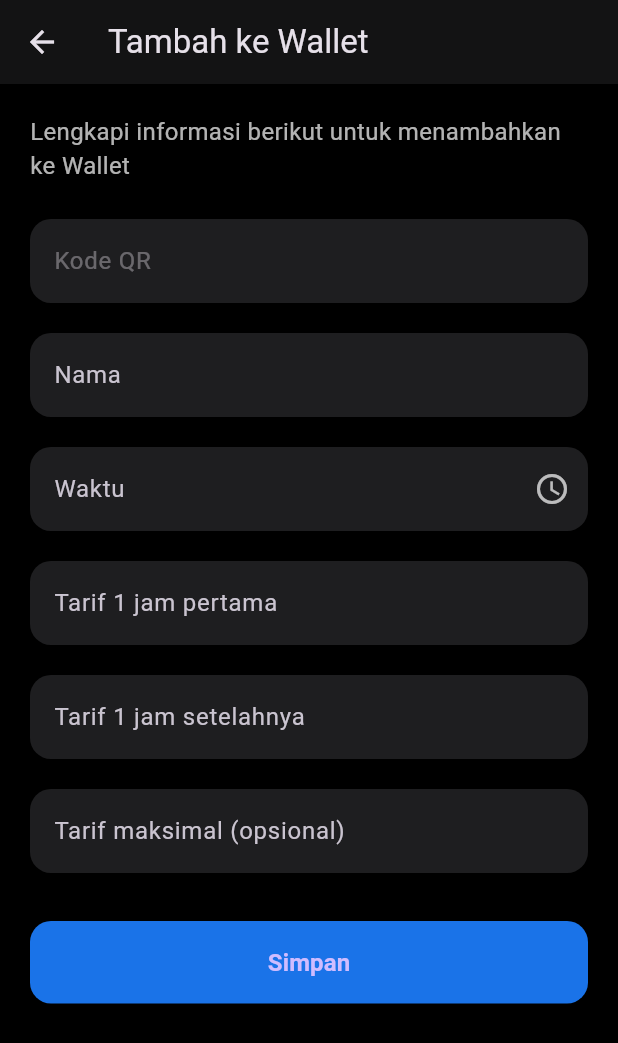
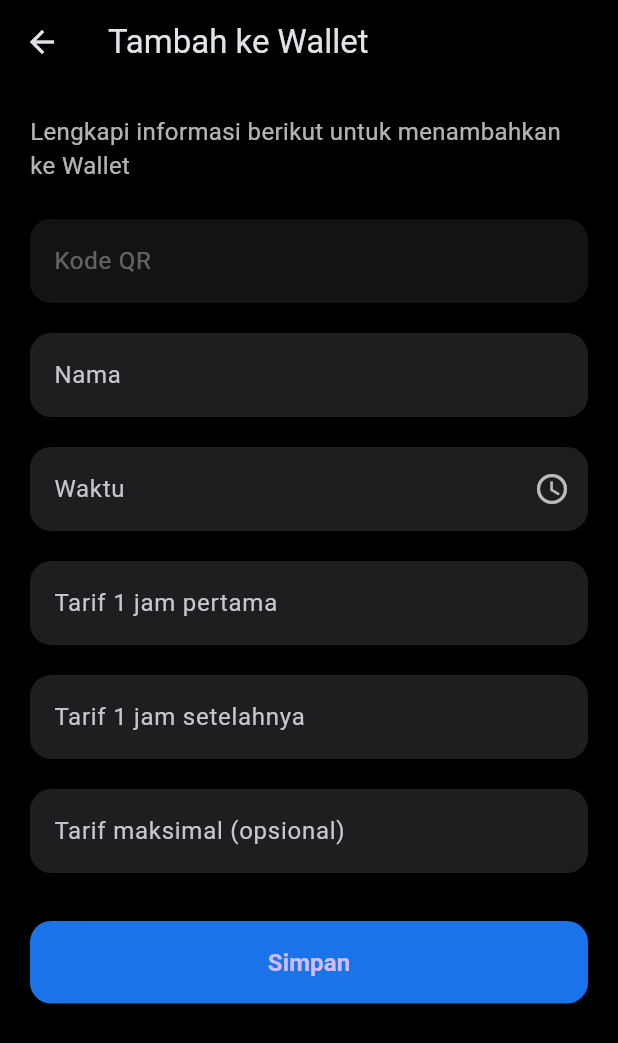
Before and after one commit to HanifMuzafarGunawan/kardig-101, a Flutter app: the InsertPage screen opened directly, on a phone screen of 412 x 824 dp. Shown: the top 1043 px of the screen. Run offline on Flutter 3.47's test engine with Material 3 defaults, Android fonts, the phone set to English and light mode, and no system bars; our stand-ins replace permission_handler; missing offline and left inert: qr_code_scanner_plus.

Commit message:
perbikan tampilan dikit

```diff
--- a/lib/camera.dart
+++ b/lib/camera.dart
@@ -44,7 +44,10 @@ class _CameraState extends State<Camera> {
         : 300.0;
 
     return Scaffold(
-      appBar: AppBar(title: Text("Scan QR Code")),
+      appBar: AppBar(
+        title: Text("Scan QR Code"),
+        backgroundColor: const Color.fromARGB(255, 0, 0, 0),
+      ),
       body: QRView(
         key: qrKey,
         onQRViewCreated: _onQRViewCreated,
--- a/lib/insert.dart
+++ b/lib/insert.dart
@@ -93,7 +93,7 @@ class _InsertPageState extends State<InsertPage> {
     return Scaffold(
       appBar: AppBar(
         title: const Text('Tambah ke Wallet'),
-        backgroundColor: const Color(0xFF131314),
+        backgroundColor: const Color.fromARGB(255, 0, 0, 0),
         elevation: 0,
       ),
       body: Padding(
@@ -113,7 +113,7 @@ class _InsertPageState extends State<InsertPage> {
                 decoration: InputDecoration(
                   labelText: 'Kode QR',
                   filled: true,
-                  fillColor: const Color(0xFF1E1E20),
+                  fillColor: const Color(0xFF131314),
                   border: OutlineInputBorder(
                     borderRadius: BorderRadius.circular(14),
                     borderSide: BorderSide.none,
--- a/lib/main.dart
+++ b/lib/main.dart
@@ -169,10 +169,10 @@ class _DashboardState extends State<Dashboard> {
         },
         backgroundColor: const Color.fromARGB(255, 0, 0, 0), // Warna gelap minimalis kontras
         shape: RoundedRectangleBorder(
-          borderRadius: BorderRadius.circular(16),
+          borderRadius: BorderRadius.circular(100),
           side: BorderSide(color: Colors.grey.withValues(alpha: 0.3), width: 1),
         ),
-        icon: const Icon(Icons.add, color: Color(0xFFA8C7FA)),
+        icon: const Icon(Icons.add, color: Color.fromARGB(255, 255, 255, 255)),
         label: const Text(
           "Tambah karcis",
           style: TextStyle(
```
